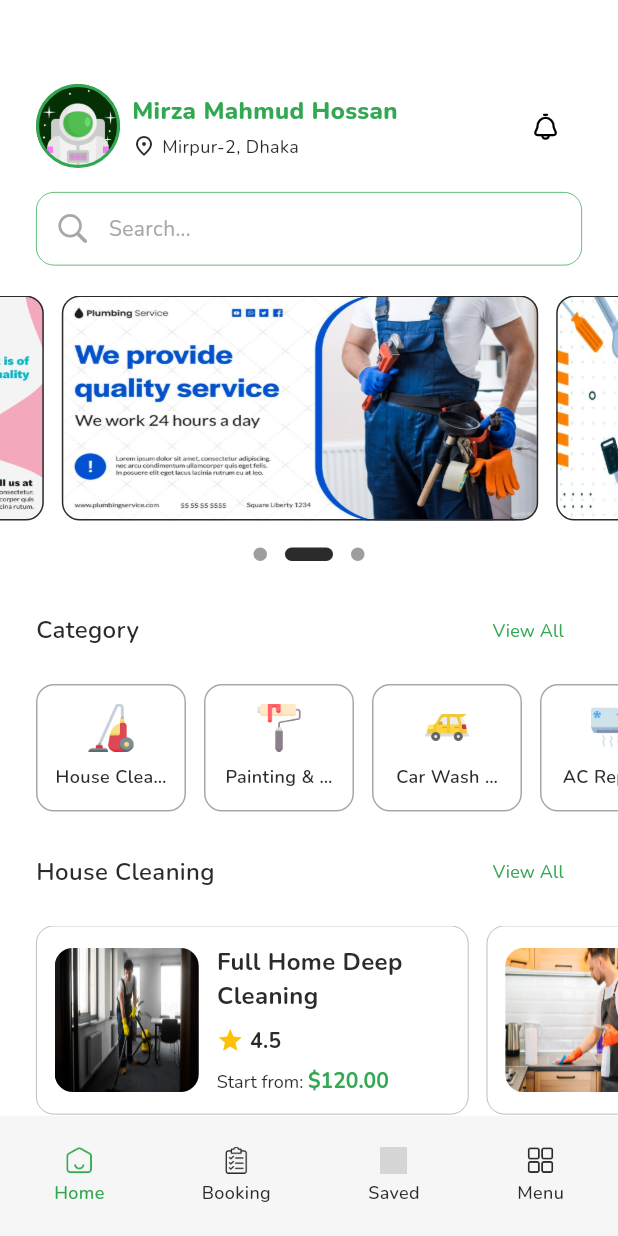
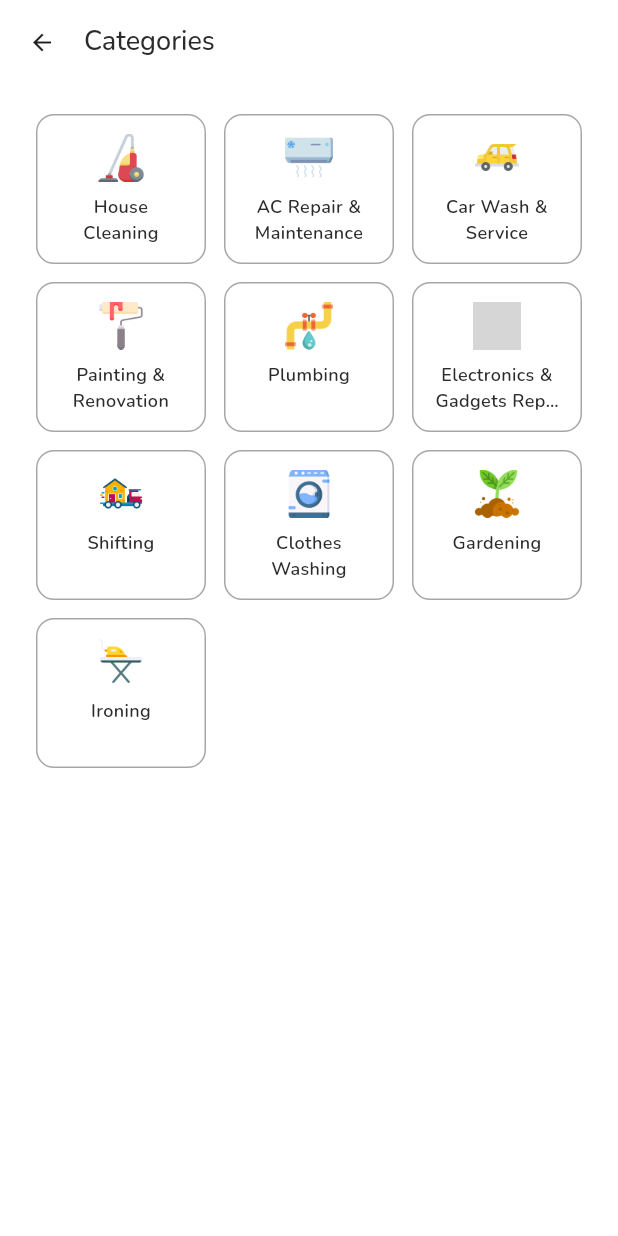
Before and after one commit to AppSync-Studio/worker_bridge, a Flutter app: the BottomNavScreens screen opened by its route, after a tap on "View All", on a phone screen of 412 x 824 dp. Run offline on Flutter 3.47's test engine with Material 3 defaults, Android fonts, the light colour scheme and no system bars; drawn by our look-alikes of carousel_slider, dots_indicator; our stand-ins replace flutter_svg, gap, get, google_fonts, smooth_page_indicator; grey boxes are pictures that could not be loaded.

Commit message:
feat(category screen): design_complete

```diff
--- a/lib/route/app_route.dart
+++ b/lib/route/app_route.dart
@@ -1,5 +1,6 @@
 import 'package:get/get.dart';
 import 'package:worker_bridge/view/screens/bottom_nav/bottom_nav_screens.dart';
+import 'package:worker_bridge/view/screens/category/category_screen.dart';
 import 'package:worker_bridge/view/screens/onboard/onboard_screen.dart';
 import 'package:worker_bridge/view/screens/sign_in/sign_in_screen.dart';
 import 'package:worker_bridge/view/screens/sign_up/sign_up_screen.dart';
@@ -18,6 +19,7 @@ class AppRoute{
   static const String resetPasswordScreen = "/reset_password_screen";
 
   static const String bottomNavScreen = "/bottom_nav_screen";
+  static const String categoryScreen = "/category_screen";
 
   static List<GetPage> routes = [
 
@@ -28,5 +30,6 @@ class AppRoute{
     GetPage(name: signUpScreen, page: () => const SignUpScreen()),
 
     GetPage(name: bottomNavScreen, page: () => const BottomNavScreens()),
+    GetPage(name: categoryScreen, page: () => const CategoryScreen()),
   ];
 }
--- /dev/null
+++ b/lib/view/screens/category/category_controller.dart
@@ -0,0 +1,21 @@
+import 'package:get/get.dart';
+import 'package:worker_bridge/utils/app_utils/app_icon/app_icons.dart';
+import 'package:worker_bridge/view/screens/category/category_model.dart';
+
+class CategoryController extends GetxController{
+
+  CategoryController();
+
+  List<CategoryModel> categoryList = [
+    CategoryModel(iconSrc: AppIcons.houseCleaningIcon, categoryTitle: "House Cleaning"),
+    CategoryModel(iconSrc: AppIcons.acMaintenanceIcon, categoryTitle: "AC Repair & Maintenance"),
+    CategoryModel(iconSrc: AppIcons.carWashIcon, categoryTitle: "Car Wash & Service"),
+    CategoryModel(iconSrc: AppIcons.paintingIcon, categoryTitle: "Painting & Renovation"),
+    CategoryModel(iconSrc: AppIcons.plumbingIcon, categoryTitle: "Plumbing"),
+    CategoryModel(iconSrc: AppIcons.repairingIcon, categoryTitle: "Electronics & Gadgets Repairing"),
+    CategoryModel(iconSrc: AppIcons.shiftingIcon, categoryTitle: "Shifting"),
+    CategoryModel(iconSrc: AppIcons.washingIcon, categoryTitle: "Clothes Washing"),
+    CategoryModel(iconSrc: AppIcons.farmerIcon, categoryTitle: "Gardening"),
+    CategoryModel(iconSrc: AppIcons.ironingIcon, categoryTitle: "Ironing"),
+  ];
+}
--- /dev/null
+++ b/lib/view/screens/category/category_model.dart
@@ -0,0 +1,7 @@
+class CategoryModel{
+
+  final String iconSrc;
+  final String categoryTitle;
+
+  CategoryModel({required this.iconSrc, required this.categoryTitle});
+}
--- /dev/null
+++ b/lib/view/screens/category/category_screen.dart
@@ -0,0 +1,70 @@
+import 'package:flutter/material.dart';
+import 'package:get/get.dart';
+import 'package:google_fonts/google_fonts.dart';
+import 'package:worker_bridge/utils/app_utils/color/app_colors.dart';
+import 'package:worker_bridge/view/screens/category/category_controller.dart';
+import 'package:worker_bridge/view/widgets/cards/category_card_widget.dart';
+
+class CategoryScreen extends StatefulWidget {
+
+  const CategoryScreen({super.key});
+
+  @override
+  State<CategoryScreen> createState() => _CategoryScreenState();
+}
+
+class _CategoryScreenState extends State<CategoryScreen> {
+
+  @override
+  void initState() {
+    Get.put(CategoryController());
+    super.initState();
+  }
+
+  @override
+  Widget build(BuildContext context) {
+
+    return SafeArea(
+      top: false,
+      bottom: false,
+      child: GetBuilder<CategoryController>(
+        builder: (controller) {
+          return Scaffold(
+            backgroundColor: AppColors.colorWhite,
+            appBar: AppBar(
+              backgroundColor: AppColors.colorWhite,
+              elevation: 0,
+              automaticallyImplyLeading: false,
+              leading: IconButton(
+                  alignment: Alignment.center,
+                  iconSize: 18,
+                  onPressed: () => Get.back(),
+                  icon: const Icon(Icons.arrow_back)
+              ),
+              title: Text("Categories", textAlign: TextAlign.center, style: GoogleFonts.nunito(color: AppColors.colorBlack, fontSize: 18, fontWeight: FontWeight.w500)),
+              titleSpacing: 0,
+            ),
+            body: GridView.builder(
+              padding: const EdgeInsetsDirectional.symmetric(horizontal: 24, vertical: 20),
+              physics: const BouncingScrollPhysics(),
+              gridDelegate: const SliverGridDelegateWithFixedCrossAxisCount(
+                crossAxisSpacing: 12,
+                mainAxisSpacing: 12,
+                crossAxisCount: 3,
+                mainAxisExtent: 100
+              ),
+              itemCount: 10,
+              itemBuilder: (context, index) => CategoryCardWidget(
+                onPressed: (){},
+                cardHeight: 100, cardWidth: 100,
+                iconSrc: controller.categoryList[index].iconSrc,
+                categoryName: controller.categoryList[index].categoryTitle,
+                maxLines: 2,
+              )
+            ),
+          );
+        }
+      ),
+    );
+  }
+}
--- a/lib/view/screens/home/home_screen.dart
+++ b/lib/view/screens/home/home_screen.dart
@@ -2,6 +2,7 @@ import 'package:flutter/material.dart';
 import 'package:gap/gap.dart';
 import 'package:get/get.dart';
 import 'package:google_fonts/google_fonts.dart';
+import 'package:worker_bridge/route/app_route.dart';
 import 'package:worker_bridge/utils/app_utils/color/app_colors.dart';
 import 'package:worker_bridge/view/screens/home/home_controller.dart';
 import 'package:worker_bridge/view/screens/home/inner_widget/ac_repair_section.dart';
@@ -71,11 +72,11 @@ class _HomeScreenState extends State<HomeScreen> {
                         crossAxisAlignment: CrossAxisAlignment.center,
                         children: [
                           Text(
-                              "Go to ",
-                              style: GoogleFonts.nunito(color: AppColors.colorBlack, fontSize: 14, fontWeight: FontWeight.w400)
+                            "Go to ",
+                            style: GoogleFonts.nunito(color: AppColors.colorBlack, fontSize: 14, fontWeight: FontWeight.w400)
                           ),
                           GestureDetector(
-                            onTap: (){},
+                            onTap: () => Get.toNamed(AppRoute.categoryScreen),
                             child: Text(
                               "Categories",
                               style: GoogleFonts.nunito(color: AppColors.primaryColor, fontSize: 16, fontWeight: FontWeight.w700)
--- a/lib/view/screens/home/inner_widget/home_category_section.dart
+++ b/lib/view/screens/home/inner_widget/home_category_section.dart
@@ -1,8 +1,11 @@
 import 'package:flutter/material.dart';
+import 'package:get/get.dart';
 import 'package:google_fonts/google_fonts.dart';
+import 'package:worker_bridge/route/app_route.dart';
 import 'package:worker_bridge/utils/app_utils/color/app_colors.dart';
 import 'package:worker_bridge/utils/app_utils/extensions/gap_extension.dart';
 import 'package:worker_bridge/view/screens/home/home_controller.dart';
+import 'package:worker_bridge/view/widgets/cards/category_card_widget.dart';
 import 'package:worker_bridge/view/widgets/home/section_title_widget.dart';
 
 class HomeCategorySection extends StatelessWidget {
@@ -16,38 +19,22 @@ class HomeCategorySection extends StatelessWidget {
     return Column(
       crossAxisAlignment: CrossAxisAlignment.start,
       children: [
-        SectionTitleWidget(sectionTitle: "Category", onTap: (){}),
+        SectionTitleWidget(
+            sectionTitle: "Category",
+            onTap: () => Get.toNamed(AppRoute.categoryScreen)
+        ),
         12.00.sectionToContentGap,
         SingleChildScrollView(
           scrollDirection: Axis.horizontal,
           physics: const BouncingScrollPhysics(),
           padding: const EdgeInsetsDirectional.symmetric(horizontal: 24),
           child: Row(
-            children: List.generate(homeController.categoryList.length, (index) => Container(
-              height: 85, width: 100,
-              padding: const EdgeInsetsDirectional.symmetric(horizontal: 12, vertical: 12),
-              margin: EdgeInsetsDirectional.only(end: index == homeController.categoryList.last ? 0 : 12),
-              alignment: Alignment.center,
-              decoration: BoxDecoration(color: AppColors.colorWhite, borderRadius: BorderRadius.circular(12), border: Border.all(color: AppColors.colorGrey)),
-              child: Column(
-                crossAxisAlignment: CrossAxisAlignment.center,
-                mainAxisAlignment: MainAxisAlignment.center,
-                children: [
-                  Image.asset(
-                    homeController.categoryList[index].imageSrc.toString(),
-                    height: 32, width: 32,
-                  ),
-                  8.00.contentToContentGap,
-                  Expanded(
-                    child: Text(
-                      homeController.categoryList[index].title.toString(),
-                      textAlign: TextAlign.center,
-                      style: GoogleFonts.nunito(color: AppColors.colorBlack, fontSize: 12, fontWeight: FontWeight.w600),
-                      maxLines: 1, overflow: TextOverflow.ellipsis,
-                    ),
-                  )
-                ],
-              ),
+            children: List.generate(homeController.categoryList.length, (index) => CategoryCardWidget(
+              onPressed: (){},
+              cardHeight: 85, cardWidth: 100,
+              rightSpacing: index == homeController.categoryList.last ? 0 : 12,
+              iconSrc: homeController.categoryList[index].imageSrc.toString(),
+              categoryName: homeController.categoryList[index].title.toString()
             )),
           ),
         )
--- a/lib/view/screens/home/inner_widget/home_top_section.dart
+++ b/lib/view/screens/home/inner_widget/home_top_section.dart
@@ -17,7 +17,7 @@ class HomeTopSection extends StatelessWidget {
   Widget build(BuildContext context) {
 
     return Padding(
-      padding: const EdgeInsetsDirectional.only(start: 24, end: 24, top: 56, bottom: 20),
+      padding: const EdgeInsetsDirectional.only(start: 24, end: 24, top: 36, bottom: 20),
       child: Column(
         children: [
           Row(
@@ -26,7 +26,7 @@ class HomeTopSection extends StatelessWidget {
               Row(
                 children: [
                   GestureDetector(
-                    onTap: (){},
+                    onTap: () {},
                     child: Container(
                       height: 56,
                       width: 56,
--- a/lib/view/screens/onboard/onboard_screen.dart
+++ b/lib/view/screens/onboard/onboard_screen.dart
@@ -80,7 +80,7 @@ class _OnboardScreenState extends State<OnboardScreen> {
                 // skip button
                 Positioned(
                   right: 24,
-                  top: 56,
+                  top: 36,
                   child: TextButton(
                     onPressed: () => controller.gotoNextScreen(),
                     child: Text(
--- /dev/null
+++ b/lib/view/widgets/cards/category_card_widget.dart
@@ -0,0 +1,67 @@
+import 'package:flutter/material.dart';
+import 'package:google_fonts/google_fonts.dart';
+import 'package:worker_bridge/utils/app_utils/color/app_colors.dart';
+import 'package:worker_bridge/utils/app_utils/extensions/gap_extension.dart';
+
+class CategoryCardWidget extends StatelessWidget {
+
+  final double rightSpacing;
+  final double? cardHeight;
+  final double? cardWidth;
+  final Color cardColor;
+  final Color borderColor;
+  final String iconSrc;
+  final double iconSize;
+  final String categoryName;
+  final int maxLines;
+  final VoidCallback onPressed;
+
+
+  const CategoryCardWidget({
+    this.rightSpacing = 0,
+    this.cardHeight,
+    this.cardWidth,
+    this.cardColor = AppColors.colorWhite,
+    this.borderColor = AppColors.colorGrey,
+    required this.iconSrc,
+    this.iconSize = 32,
+    required this.categoryName,
+    this.maxLines = 1,
+    required this.onPressed,
+    super.key
+  });
+
+  @override
+  Widget build(BuildContext context) {
+
+    return GestureDetector(
+      onTap: onPressed,
+      child: Container(
+        height: cardHeight, width: cardWidth,
+        padding: const EdgeInsetsDirectional.symmetric(horizontal: 12, vertical: 12),
+        margin: EdgeInsetsDirectional.only(end: rightSpacing),
+        alignment: Alignment.center,
+        decoration: BoxDecoration(color: cardColor, borderRadius: BorderRadius.circular(12), border: Border.all(color: borderColor)),
+        child: Column(
+          crossAxisAlignment: CrossAxisAlignment.center,
+          mainAxisAlignment: MainAxisAlignment.center,
+          children: [
+            Image.asset(
+              iconSrc,
+              height: iconSize, width: iconSize,
+            ),
+            8.00.contentToContentGap,
+            Expanded(
+              child: Text(
+                categoryName,
+                textAlign: TextAlign.center,
+                style: GoogleFonts.nunito(color: AppColors.colorBlack, fontSize: 12, fontWeight: FontWeight.w600),
+                maxLines: maxLines, overflow: TextOverflow.ellipsis,
+              ),
+            )
+          ],
+        ),
+      ),
+    );
+  }
+}
```
